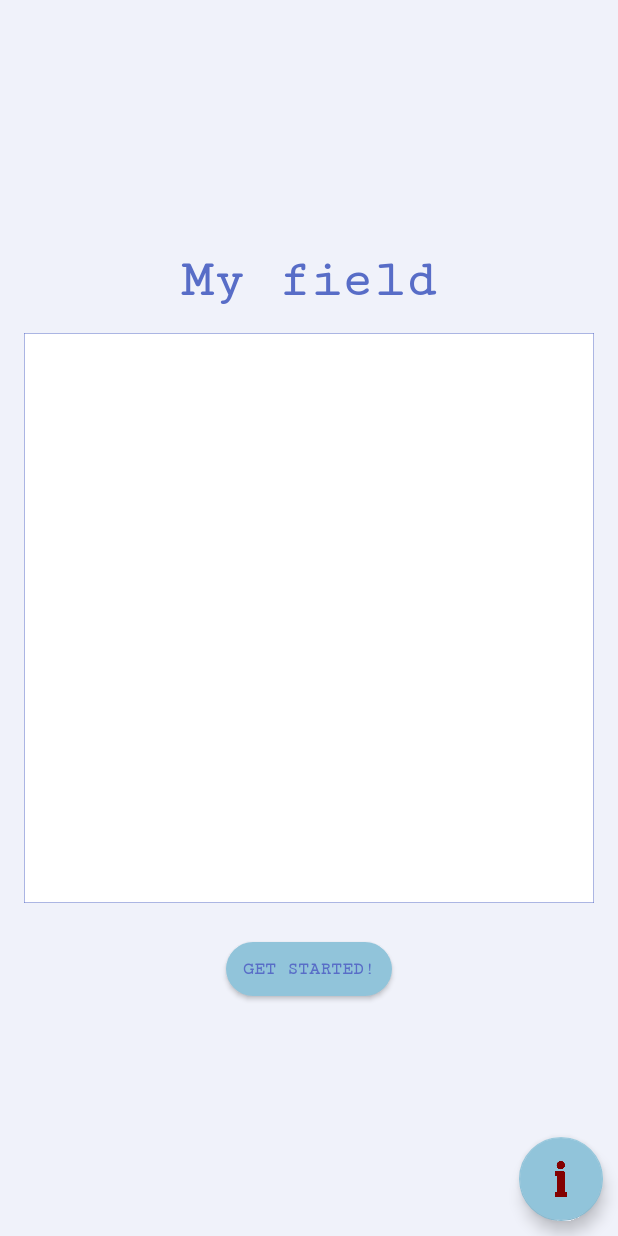
After one commit to AlinaSadovskaya/BattleShip, an Android app: the layout field_create.xml on its own in the app's theme, with its tools: preview values and no code run, on a phone screen of 412 x 824 dp. The commit adds this screen. Run offline under Robolectric (Android 15) with nearby library versions, the phone set to English and light mode, and no system bars.

Commit message:
smth normal, but it doesn't work)

```diff
--- /dev/null
+++ b/app/src/main/java/com/lab3/lab3_game/Structures/MoveResult.java
@@ -0,0 +1,6 @@
+package com.lab3.lab3_game.Structures;
+
+public enum MoveResult {
+    HIT,
+    MISS
+}
--- a/app/src/main/res/drawable-v24/beauty_button.xml
+++ b/app/src/main/res/drawable-v24/beauty_button.xml
@@ -9,7 +9,7 @@
             <shape android:shape="rectangle"
                 android:tint="#91c4da">
                 <corners android:radius="100dp"/>
-                <solid android:color="#91c4da"/>
+                <solid android:color="#586dc7"/>
             </shape>
         </item>
     </ripple>
--- /dev/null
+++ b/app/src/main/res/layout/field_create.xml
@@ -0,0 +1,63 @@
+<?xml version="1.0" encoding="utf-8"?>
+<RelativeLayout xmlns:android="http://schemas.android.com/apk/res/android"
+    xmlns:app="http://schemas.android.com/apk/res-auto"
+    android:id="@+id/create_field_layout"
+    android:layout_width="match_parent"
+    android:layout_height="match_parent"
+    android:background="@color/colorPrimaryLight"
+    android:orientation="vertical">
+
+    <Button
+        android:id="@+id/get_started_field_created"
+        style="@style/MainButtonStyle"
+        android:layout_width="wrap_content"
+        android:layout_height="wrap_content"
+        android:layout_below="@id/player_field"
+        android:layout_centerInParent="true"
+        android:layout_marginTop="10dp"
+        android:fontFamily="serif-monospace"
+        android:padding="15dp"
+        android:text="@string/start"
+        android:textStyle="bold" />
+
+    <TextView
+        android:id="@+id/my_field_title"
+        android:layout_width="match_parent"
+        android:layout_height="wrap_content"
+        android:layout_above="@id/player_field"
+        android:layout_centerInParent="false"
+        android:layout_centerHorizontal="true"
+        android:layout_marginBottom="15dp"
+        android:fontFamily="serif-monospace"
+        android:gravity="center"
+        android:text="@string/my_field"
+        android:textAppearance="?android:attr/textAppearanceLarge"
+        android:textColor="@color/colorPrimaryDarkest"
+        android:textSize="35sp"
+        android:textStyle="bold" />
+
+    <com.google.android.material.floatingactionbutton.FloatingActionButton
+        android:id="@+id/floatingActionButtonInfo2"
+        android:layout_width="wrap_content"
+        android:layout_height="wrap_content"
+        android:layout_alignParentEnd="true"
+        android:layout_alignParentBottom="true"
+        android:layout_marginStart="10dp"
+        android:layout_marginTop="10dp"
+        android:layout_marginEnd="10dp"
+        android:layout_marginBottom="10dp"
+        android:clickable="true"
+        app:backgroundTint="@color/colorPrimaryDark"
+        app:srcCompat="@drawable/info_letter"
+        android:layout_alignParentRight="true" />
+
+    <com.lab3.lab3_game.FieldCreate.FieldView
+        android:id="@+id/player_field"
+        android:layout_width="380dp"
+        android:layout_height="380dp"
+        android:layout_centerInParent="true"
+        android:layout_marginStart="10dp"
+        android:layout_marginEnd="10dp"
+        android:layout_marginBottom="10dp" />
+
+</RelativeLayout>
--- a/app/src/main/res/values/colors.xml
+++ b/app/src/main/res/values/colors.xml
@@ -6,4 +6,7 @@
     <color name="colorPrimaryDarkest">#586dc7</color>
     <color name="colorAccent">#74cef4</color>
     <color name="colorWhite">#FFFFFF</color>
+    <color name="attacked_red">#b7173a</color>
+    <color name="missed_greyish">#c1b9ce</color>
+    <color name="ship_color">#ce7dc1</color>
 </resources>
```
Also changed, not shown: app/src/main/java/com/lab3/lab3_game/FieldCreate/CreateFieldActivity.java (added, +92 -0 lines), app/src/main/java/com/lab3/lab3_game/FieldCreate/FieldView.java (added, +378 -0 lines), app/src/main/java/com/lab3/lab3_game/Structures/FieldMode.java (added, +8 -0 lines), app/src/main/java/com/lab3/lab3_game/Structures/GameField.java (added, +31 -0 lines), app/src/main/java/com/lab3/lab3_game/Structures/GamePartition.java (added, +8 -0 lines), app/src/main/res/values/strings.xml (+13 -1 lines), app/src/main/res/drawable-v24/info_letter.png (added), app/src/main/res/drawable/mermaid.png (deleted), app/src/main/res/drawable/sheep.png (deleted).
